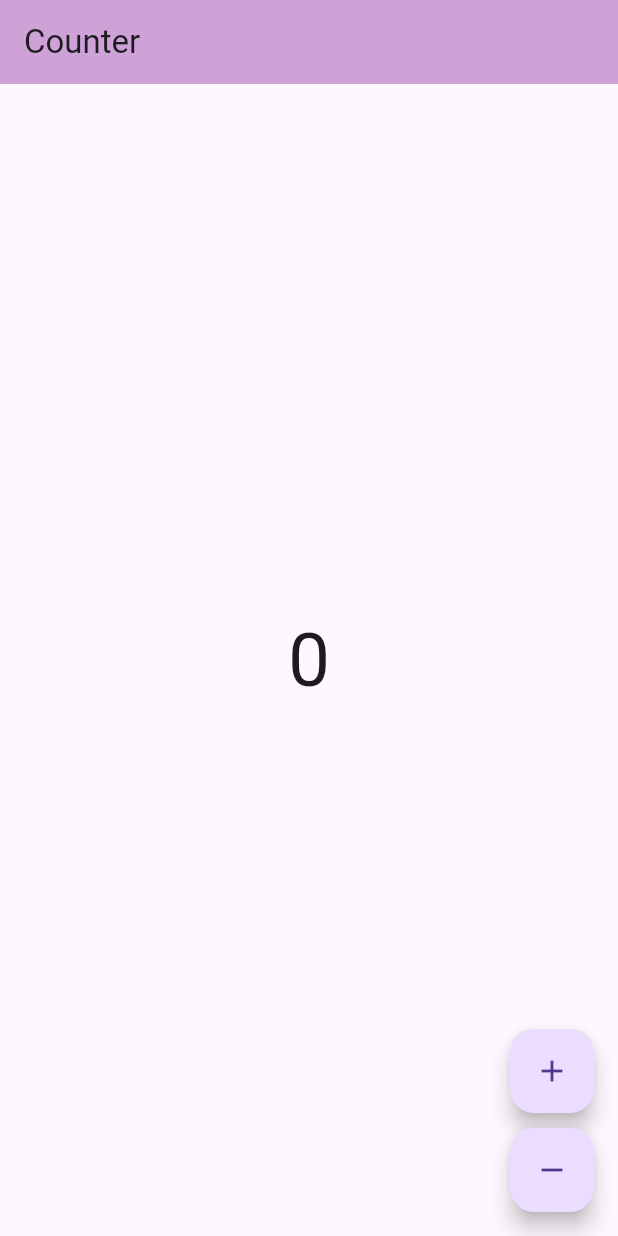
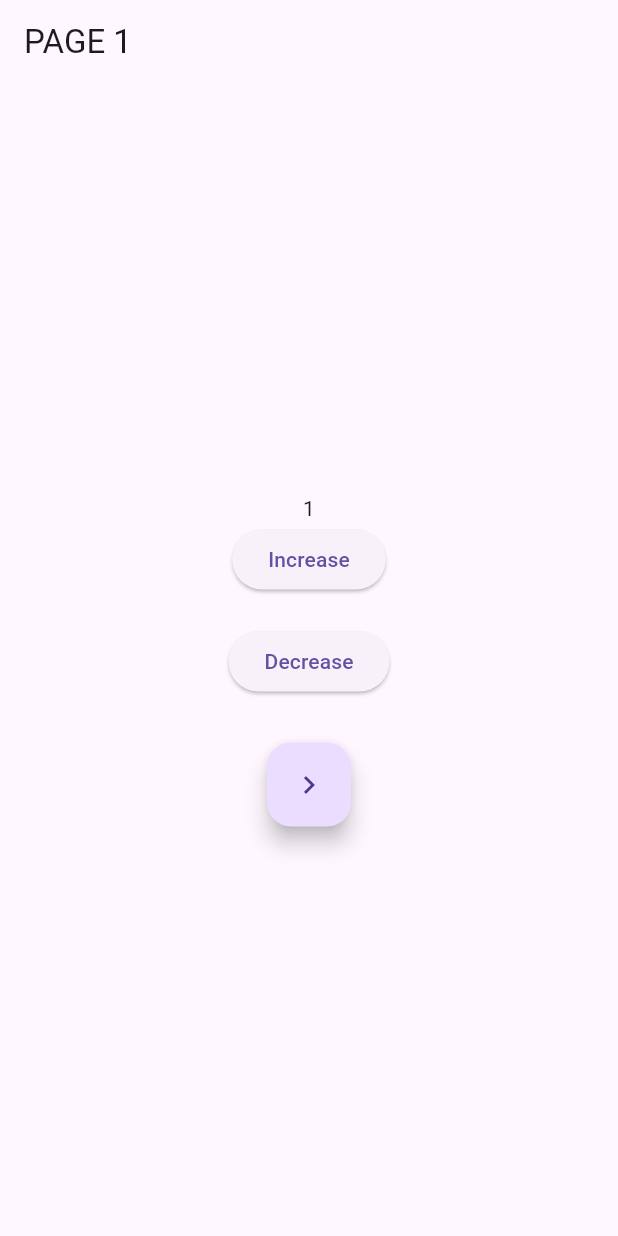
Before and after one commit to syedaleez/counter_app_bloc, a Flutter app: the screen it shows after launch, on a phone screen of 412 x 824 dp. Run offline on Flutter 3.47's test engine with Material 3 defaults, Android fonts, the phone set to English and light mode, and no system bars; our stand-ins replace flutter_bloc; missing offline and left inert: dart:ffi.

Commit message:
add dependency injection from bloc cubit

```diff
--- a/lib/UI/counter_scree.dart
+++ /dev/null
@@ -1,49 +0,0 @@
-import 'package:flutter/material.dart';
-import 'package:flutter_bloc/flutter_bloc.dart';
-
-import '../bloc/counter_bloc.dart';
-import '../bloc/counter_event.dart';
-import '../bloc/counter_state.dart';
-// import 'bloc/counter_bloc.dart';
-// import 'bloc/counter_event.dart';
-// import 'bloc/counter_state.dart';
-
-
-class CounterPage extends StatelessWidget {
-  @override
-  Widget build(BuildContext context) {
-    return Scaffold(
-      appBar: AppBar(title: Text('Counter'),backgroundColor: const Color.fromARGB(255, 206, 162, 214),),
-      body: Center(
-        child: BlocBuilder<CounterBloc, CounterState>(
-          builder: (context, state) {
-            return Text(
-              '${state.count}',
-              style: TextStyle(fontSize: 50),
-            );
-          },
-        ),
-      ),
-      floatingActionButton: Column(
-        mainAxisAlignment: MainAxisAlignment.end,
-        children: [
-          FloatingActionButton(
-            heroTag: 'increment',
-            child: Icon(Icons.add),
-            onPressed: () {
-              context.read<CounterBloc>().add(IncrementEvent());
-            },
-          ),
-          SizedBox(height: 10),
-          FloatingActionButton(
-            heroTag: 'decrement',
-            child: Icon(Icons.remove),
-            onPressed: () {
-              context.read<CounterBloc>().add(DecrementEvent());
-            },
-          ),
-        ],
-      ),
-    );
-  }
-}
--- /dev/null
+++ b/lib/UI/page1.dart
@@ -0,0 +1,42 @@
+import 'dart:ffi';
+
+import 'package:counter_app_bloc/UI/page2.dart';
+import 'package:counter_app_bloc/cubit/counter_cubit.dart';
+import 'package:flutter/material.dart';
+import 'package:flutter_bloc/flutter_bloc.dart';
+
+class page1 extends StatelessWidget {
+  const page1({super.key});
+
+
+
+  @override
+  Widget build(BuildContext context) {
+    return Scaffold(
+      appBar: AppBar(title: Text("PAGE 1"),
+      ),
+      body: Column(
+        mainAxisAlignment: MainAxisAlignment.center,
+        children: [
+        Center(child: BlocBuilder<CounterCubit,int>(
+          builder: (context, state) {
+            return Text('$state');
+          },
+        )),
+        ElevatedButton(onPressed: (){
+
+          BlocProvider.of<CounterCubit>(context).increase();
+        }, child: Text('Increase')),
+                SizedBox(height: 20,),
+
+        ElevatedButton(onPressed: (){
+          BlocProvider.of<CounterCubit>(context).decrease();
+        }, child: Text('Decrease')),
+        const SizedBox(height: 30,),
+        FloatingActionButton(onPressed: (){Navigator.push(context, MaterialPageRoute(builder: (context)=>Page2()));
+        },child: const Icon(Icons.navigate_next),)
+
+      ],),
+    );
+  }
+}
--- a/lib/bloc/counter_bloc.dart
+++ /dev/null
@@ -1,10 +0,0 @@
-import 'package:flutter_bloc/flutter_bloc.dart';
-import 'counter_event.dart';
-import 'counter_state.dart';
-
-class CounterBloc extends Bloc<CounterEvent, CounterState> {
-  CounterBloc() : super(const CounterState()) {
-    on<IncrementEvent>((event, emit) => emit(CounterState(count: state.count + 1)));
-    on<DecrementEvent>((event, emit) => emit(CounterState(count: state.count - 1)));
-  }
-}
--- a/lib/bloc/counter_event.dart
+++ /dev/null
@@ -1,9 +0,0 @@
-import 'package:equatable/equatable.dart';
-
-abstract class CounterEvent extends Equatable {
-  @override
-  List<Object?> get props => [];
-}
-
-class IncrementEvent extends CounterEvent {}
-class DecrementEvent extends CounterEvent {}
--- a/lib/bloc/counter_state.dart
+++ /dev/null
@@ -1,10 +0,0 @@
-import 'package:equatable/equatable.dart';
-
-class CounterState extends Equatable {
-  final int count;
-
-  const CounterState({this.count = 0});
-
-  @override
-  List<Object?> get props => [count];
-}
--- /dev/null
+++ b/lib/cubit/counter_cubit.dart
@@ -0,0 +1,14 @@
+import 'package:flutter_bloc/flutter_bloc.dart';
+
+class CounterCubit extends Cubit<int>{
+  CounterCubit():super(1);
+
+  increase(){
+    emit(state+1);
+  }
+
+
+  decrease(){
+    emit(state-1);
+  }
+}
--- a/lib/main.dart
+++ b/lib/main.dart
@@ -1,9 +1,10 @@
 
-import 'package:counter_app_bloc/bloc/counter_bloc.dart';
+import 'package:counter_app_bloc/UI/page1.dart';
 import 'package:flutter/material.dart';
 import 'package:flutter_bloc/flutter_bloc.dart';
 
-import 'UI/counter_scree.dart';
+import 'cubit/counter_cubit.dart';
+
 
 void main() {
   runApp(MyApp());
@@ -12,11 +13,15 @@ void main() {
 class MyApp extends StatelessWidget {
   @override
   Widget build(BuildContext context) {
-    return MaterialApp(
-      title: 'Counter App with BLoC',
-      home: BlocProvider(
-        create: (_) => CounterBloc(),
-        child: CounterPage(),
+    return MultiBlocProvider(
+      providers: [
+        BlocProvider<CounterCubit>(
+      create: (BuildContext context) => CounterCubit(),
+    ),
+      ],
+      child: MaterialApp(
+        title: 'Counter App with cubit',
+        home: page1()
       ),
     );
   }
```
Also changed, not shown: lib/UI/page2.dart (added, +39 -0 lines).
